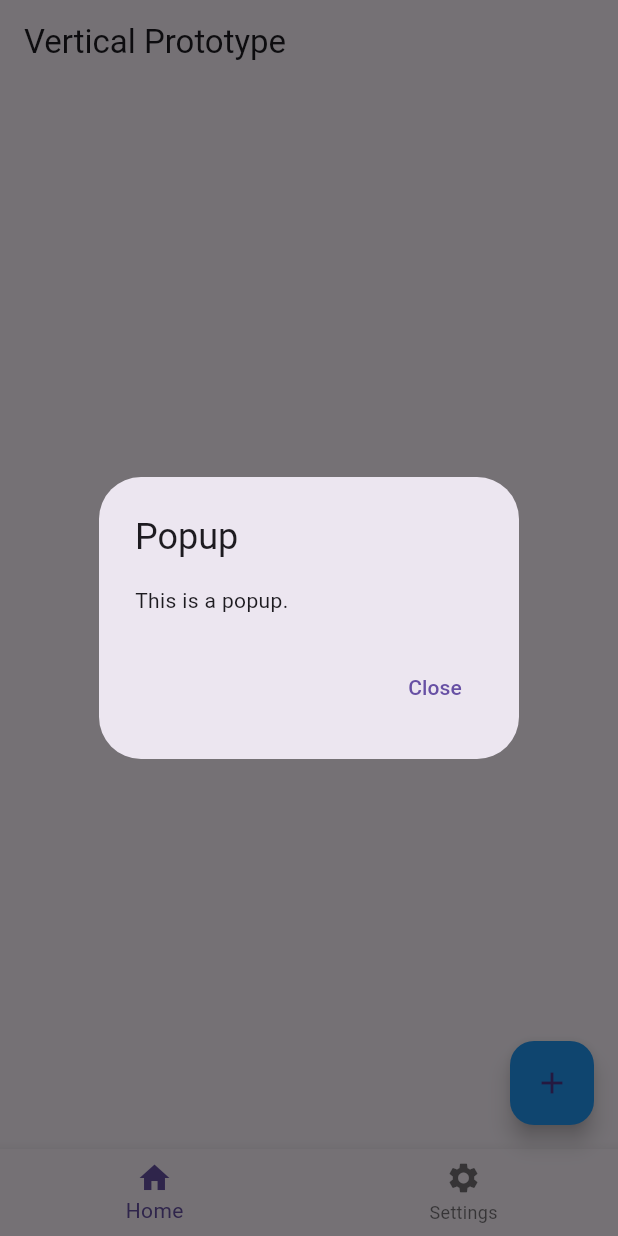
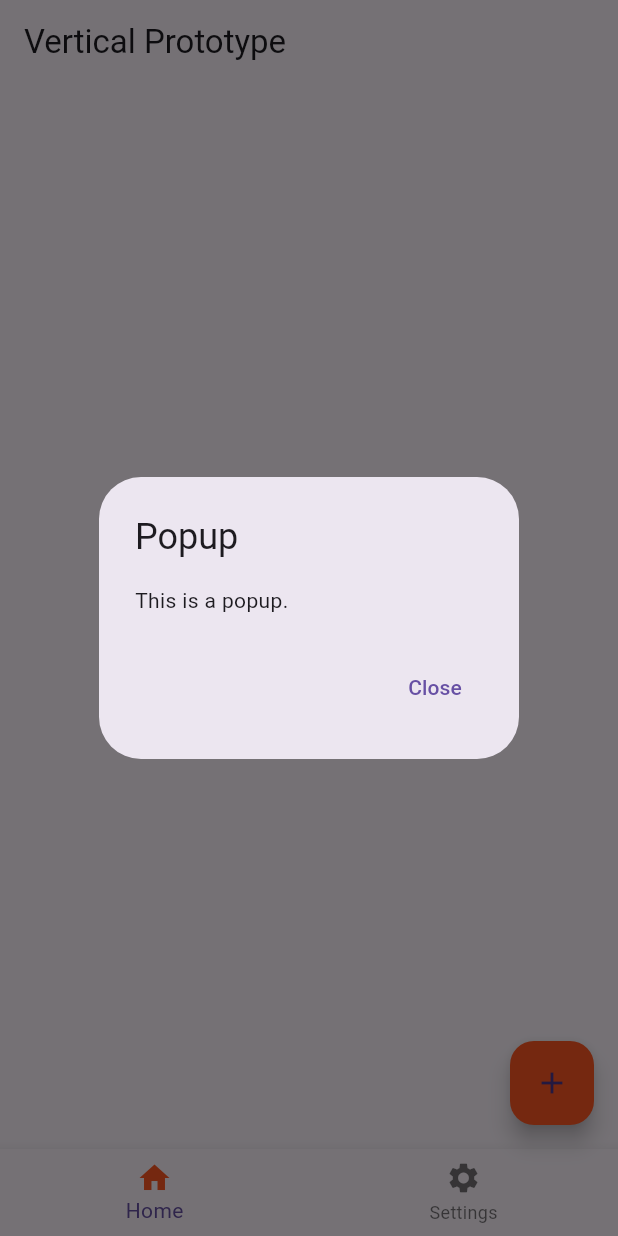
Before and after one commit to YZ1GO/L.EIC017_ES_PRJ, a Flutter app: the screen it shows after launch, after a tap on the "add" icon, on a phone screen of 412 x 824 dp. Run offline on Flutter 3.47's test engine with Material 3 defaults, Android fonts, the phone set to English and light mode, and no system bars.

Commit message:
navigator and floating button

```diff
--- a/app/lib/main.dart
+++ b/app/lib/main.dart
@@ -15,7 +15,7 @@ class MyApp extends StatelessWidget {
       theme: ThemeData(
         primarySwatch: Colors.blue,
       ),
-      home: NavigationMenu(),
+      home: const NavigationMenu(),
     );
   }
 }
--- a/app/lib/navigation_menu.dart
+++ b/app/lib/navigation_menu.dart
@@ -23,19 +23,19 @@ class NavigationMenuState extends State<NavigationMenu> {
     });
   }
 
-  void _showPopup(BuildContext context) {
+  void showPopup(BuildContext context) {
     showDialog(
       context: context,
       builder: (BuildContext context) {
         return AlertDialog(
-          title: Text("Popup"),
-          content: Text("This is a popup."),
+          title: const Text("Popup"),
+          content: const Text("This is a popup."),
           actions: [
             TextButton(
               onPressed: () {
                 Navigator.of(context).pop();
               },
-              child: Text("Close"),
+              child: const Text("Close"),
             ),
           ],
         );
@@ -52,7 +52,9 @@ class NavigationMenuState extends State<NavigationMenu> {
       body: Center(
         child: screens.elementAt(selectedIndex),
       ),
-      bottomNavigationBar: BottomNavigationBar(
+      bottomNavigationBar:
+        Material (
+          child: BottomNavigationBar(
           items: const <BottomNavigationBarItem>[
             BottomNavigationBarItem(
               icon: Icon(Icons.home),
@@ -65,13 +67,17 @@ class NavigationMenuState extends State<NavigationMenu> {
           ],
           currentIndex: selectedIndex,
           onTap: onItemTapped,
+          selectedIconTheme: const IconThemeData(
+            color: Colors.deepOrange, // Set the color of the icon
+          ),
+        ),
       ),
       floatingActionButton: FloatingActionButton(
         onPressed: () {
-          _showPopup(context);
+          showPopup(context);
         },
-        child: Icon(Icons.add),
-        backgroundColor: Colors.blue,
+        backgroundColor: Colors.deepOrange,
+        child: const Icon(Icons.add),
       ),
     );
   }
```
Lines whose indentation alone changed are shown as unchanged.
